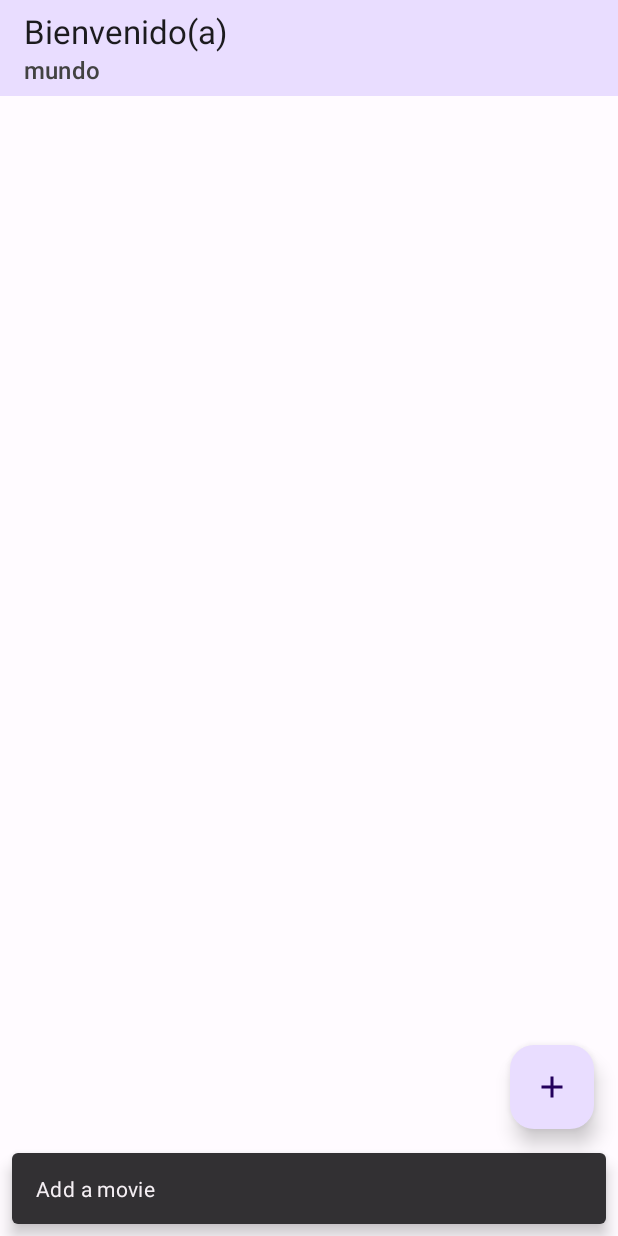
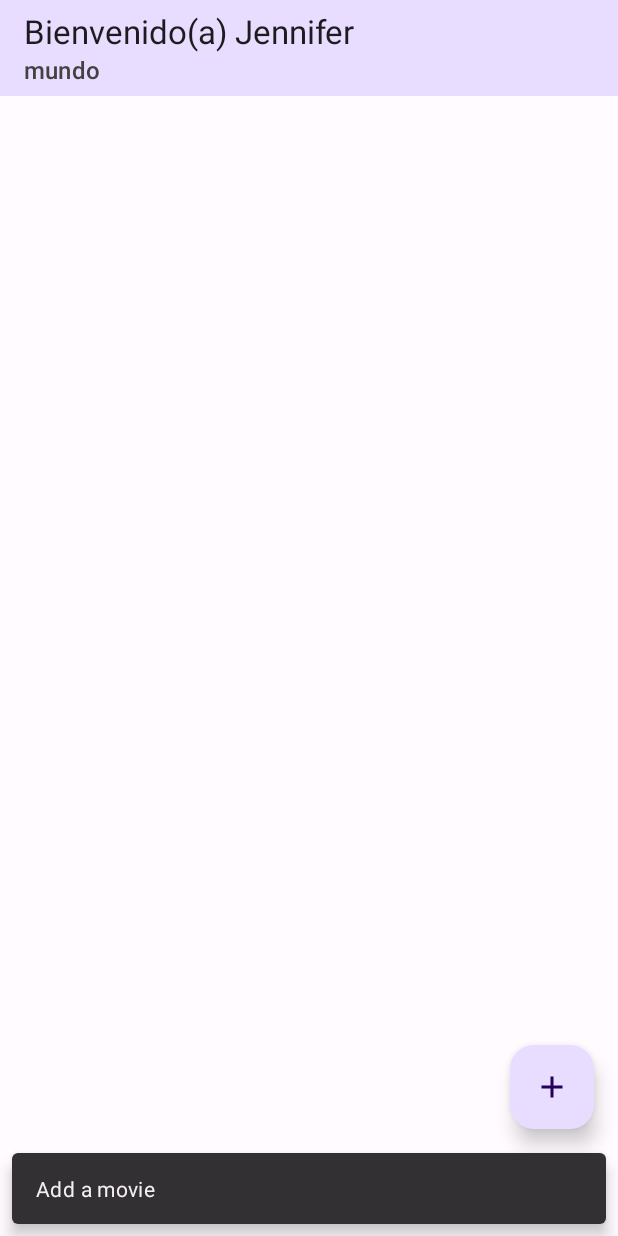
Before and after one commit to Jhieyme/PlayZoomAndroid, an Android app: the PrincipalActivity screen opened directly, with no data from a screen before it, after a tap on an icon or button, on a phone screen of 412 x 824 dp. Run offline under Robolectric (Android 15) with nearby library versions, the phone set to English and light mode, and no system bars.

Commit message:
Nueva actualización

```diff
--- a/app/src/main/java/com/jennifer/playzoom/PrincipalActivity.java
+++ b/app/src/main/java/com/jennifer/playzoom/PrincipalActivity.java
@@ -20,7 +20,7 @@ public class PrincipalActivity extends AppCompatActivity {
         binding.fabAddMovie.setOnClickListener(v -> {
             Snackbar.make(binding.getRoot(), "Add a movie", Snackbar.LENGTH_SHORT).show();
         });
-        binding.tbPlayzoom.setTitle("Bienvenido(a)");
+        binding.tbPlayzoom.setTitle("Bienvenido(a) Jennifer");
         setSupportActionBar(binding.tbPlayzoom);
 
     }
```
